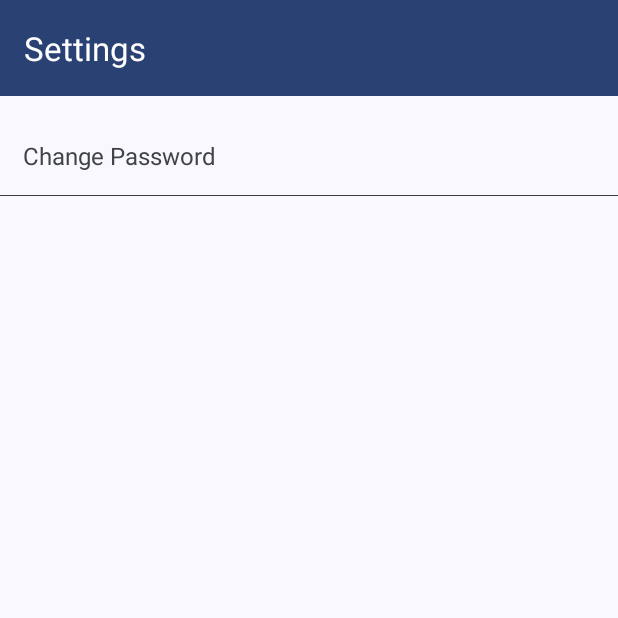
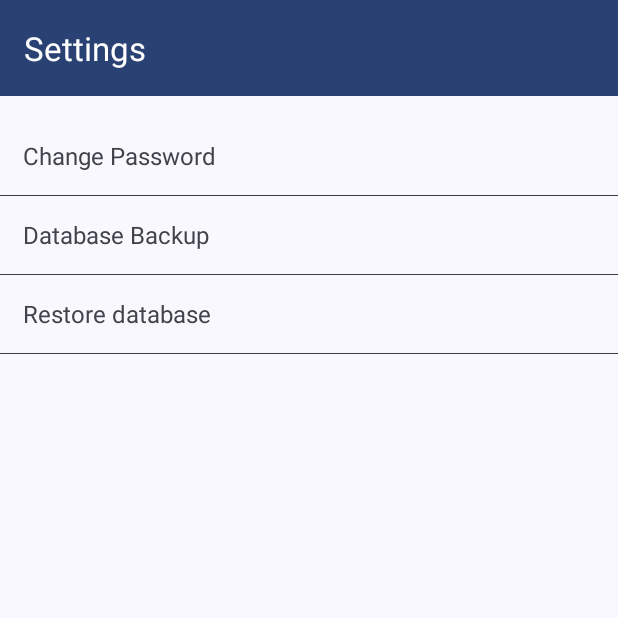
Before and after one commit to luisFPCosta/SimplePasswordManager, an Android app: the ConfigsActivity screen opened directly, with no data from a screen before it, on a phone screen of 412 x 824 dp, the top half of it. Run offline under Robolectric (Android 15) with nearby library versions, the phone set to English and light mode, and no system bars; libraries missing offline, so code that uses them is left out: org.zeroturnaround.zip.

Commit message:
export database system added; import database next time;

```diff
--- a/app/src/main/AndroidManifest.xml
+++ b/app/src/main/AndroidManifest.xml
@@ -1,6 +1,7 @@
 <?xml version="1.0" encoding="utf-8"?>
 <manifest xmlns:android="http://schemas.android.com/apk/res/android"
     xmlns:tools="http://schemas.android.com/tools">
+
 
     <application
         android:name=".service.ColorService"
--- a/app/src/main/java/com/luisinho/simplepasswordmanager/repository/PasswordDataBase.kt
+++ b/app/src/main/java/com/luisinho/simplepasswordmanager/repository/PasswordDataBase.kt
@@ -23,7 +23,11 @@ abstract class PasswordDataBase : RoomDatabase() {
                 val factory = SupportFactory(masterKey, null, false)
                 synchronized(PasswordDataBase::class) {
                     INSTANCE =
-                        Room.databaseBuilder(context, PasswordDataBase::class.java, "passwordDB")
+                        Room.databaseBuilder(
+                            context,
+                            PasswordDataBase::class.java,
+                            Constants.Database.DATABASE_NAME
+                        )
                             .openHelperFactory(factory)
                             .addMigrations(MIGRATION_1_2)
                             .build()
--- a/app/src/main/java/com/luisinho/simplepasswordmanager/view/MainActivity.kt
+++ b/app/src/main/java/com/luisinho/simplepasswordmanager/view/MainActivity.kt
@@ -37,6 +37,7 @@ class MainActivity : AppCompatActivity(), View.OnClickListener {
         binding.recyclerPasswords.setHasFixedSize(true)
         adapter = PasswordAdapter(this)
         binding.recyclerPasswords.adapter = adapter
+
         searchView = binding.searchPasswords
         searchView.setOnQueryTextListener(object : SearchView.OnQueryTextListener {
             override fun onQueryTextSubmit(query: String): Boolean {
@@ -45,6 +46,7 @@ class MainActivity : AppCompatActivity(), View.OnClickListener {
             }
 
             override fun onQueryTextChange(newText: String): Boolean {
+                //performs the search after each character entered
                 lifecycleScope.launch { viewModel.search(newText) }
                 return true
             }
@@ -58,6 +60,7 @@ class MainActivity : AppCompatActivity(), View.OnClickListener {
                 intent.putExtras(bundle)
                 startActivity(intent)
             }
+
             override fun onLongClick(password: PasswordModel) {
                 //delete password with one long click
                 lifecycleScope.launch { viewModel.delete(password) }
@@ -69,6 +72,7 @@ class MainActivity : AppCompatActivity(), View.OnClickListener {
 
     override fun onResume() {
         super.onResume()
+
         lifecycleScope.launch { viewModel.getAll() }
         searchView.onActionViewCollapsed()
     }
@@ -79,8 +83,6 @@ class MainActivity : AppCompatActivity(), View.OnClickListener {
          return there will be a check. If a new password has been added
          the screen will scroll to the end*/
         lifecycleScope.launch { itemCount = viewModel.itemCount() }
-
-
     }
 
 
--- a/app/src/main/java/com/luisinho/simplepasswordmanager/view/PasswordGeneratorActivity.kt
+++ b/app/src/main/java/com/luisinho/simplepasswordmanager/view/PasswordGeneratorActivity.kt
@@ -23,7 +23,6 @@ import kotlinx.coroutines.launch
 
 class PasswordGeneratorActivity : AppCompatActivity(), SeekBar.OnSeekBarChangeListener,
     View.OnClickListener {
-
     private var id = 0
     private lateinit var viewModel: PasswordViewModel
     private lateinit var binding: ActivityPasswordGeneratorBinding
--- a/app/src/main/res/layout/activity_configs.xml
+++ b/app/src/main/res/layout/activity_configs.xml
@@ -35,6 +35,40 @@
         android:layout_height=".6dp"
         app:layout_constraintStart_toStartOf="parent"
         app:layout_constraintTop_toBottomOf="@id/text_change_password"/>
+    <TextView
+        android:id="@+id/text_backup_database"
+        android:layout_width="match_parent"
+        android:layout_height="wrap_content"
+        android:text="@string/database_backup"
+        android:textSize="16sp"
+        android:padding="15dp"
+        app:layout_constraintEnd_toEndOf="parent"
+        app:layout_constraintStart_toStartOf="parent"
+        app:layout_constraintTop_toBottomOf="@id/text_change_password"
+        app:layout_constraintVertical_bias=".1" />
+    <View
+        style="@style/view"
+        android:layout_width="match_parent"
+        android:layout_height=".6dp"
+        app:layout_constraintStart_toStartOf="parent"
+        app:layout_constraintTop_toBottomOf="@id/text_backup_database"/>
+    <TextView
+        android:id="@+id/text_restore_database"
+        android:layout_width="match_parent"
+        android:layout_height="wrap_content"
+        android:text="@string/restore_database"
+        android:textSize="16sp"
+        android:padding="15dp"
+        app:layout_constraintEnd_toEndOf="parent"
+        app:layout_constraintStart_toStartOf="parent"
+        app:layout_constraintTop_toBottomOf="@id/text_backup_database"
+        app:layout_constraintVertical_bias=".1" />
+    <View
+        style="@style/view"
+        android:layout_width="match_parent"
+        android:layout_height=".6dp"
+        app:layout_constraintStart_toStartOf="parent"
+        app:layout_constraintTop_toBottomOf="@id/text_restore_database"/>
 
 
 </androidx.constraintlayout.widget.ConstraintLayout>
--- a/app/src/main/res/values/strings.xml
+++ b/app/src/main/res/values/strings.xml
@@ -55,4 +55,10 @@
     <string name="no_password_saved">No password saved, click the button below to create one.</string>
     <string name="username">User Name or E-mail</string>
     <string name="username_not_specified">User not specified</string>
+    <string name="database_backup">Database Backup</string>
+    <string name="backup_password">Backup password</string>
+    <string name="database_backup_text">A zip file will be created in the “Documents” folder on your internal storage. In this file there will be a text file containing the encryption password for your database and the database itself. Be very careful because with this file anyone can access all your passwords, keep it in a safe place. If you lose your encryption key, you will no longer be able to access your saved passwords. Are you sure you want to export your passwords?</string>
+    <string name="type_yes_to_confirm">Type \"yes\" to confirm</string>
+    <string name="confirm_that_you_understand">Confirm that you understand.</string>
+    <string name="restore_database">Restore database</string>
 </resources>
```
Also changed, not shown: app/build.gradle.kts (+4 -8 lines), app/src/main/java/com/luisinho/simplepasswordmanager/data/Constants.kt (+9 -2 lines), app/src/main/java/com/luisinho/simplepasswordmanager/view/ConfigsActivity.kt (+78 -8 lines), app/src/main/java/com/luisinho/simplepasswordmanager/viewmodel/ConfigsViewModel.kt (+61 -0 lines), app/src/main/java/com/luisinho/simplepasswordmanager/viewmodel/MainViewModel.kt (+8 -2 lines), app/src/main/res/layout/dialog_backup_database.xml (added, +77 -0 lines), app/src/main/res/layout/dialog_restore_database.xml (added, +68 -0 lines).
